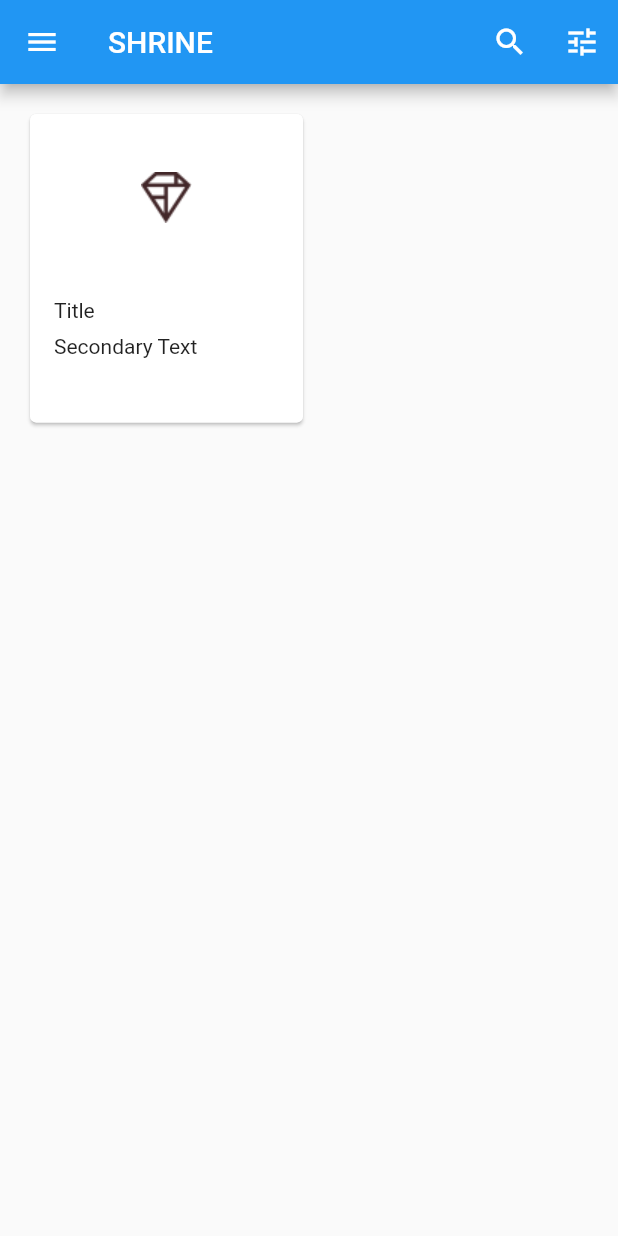
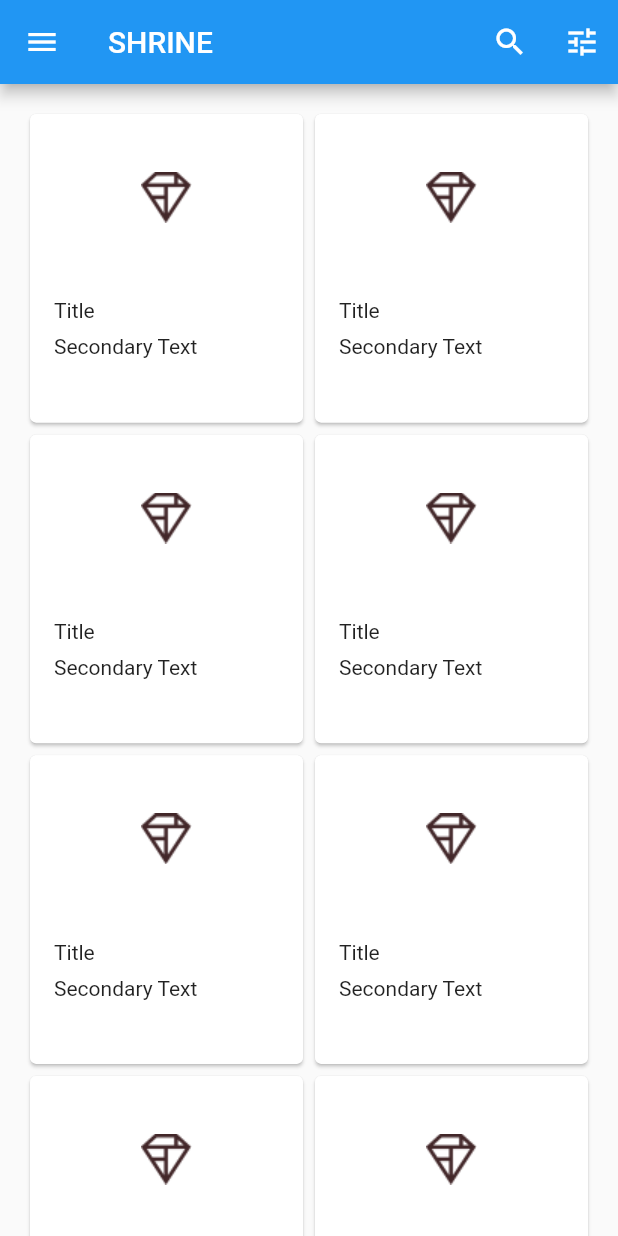
Before and after one commit to kaustavr19/ShrineApp_Material_Components_MDC_BasicsFlutter_GDpath, a Flutter app: the HomePage screen opened directly, on a phone screen of 412 x 824 dp. Run offline on Flutter 3.47's test engine with Material 2 defaults, Android fonts, the light colour scheme and no system bars.

Commit message:
MDC-102 multiplied card into collection

```diff
--- a/lib/home.dart
+++ b/lib/home.dart
@@ -2,6 +2,37 @@ import 'package:flutter/material.dart';
 
 class HomePage extends StatelessWidget {
   @override
+  List<Card> _buildGridCards(int count) {
+    List<Card> cards = List.generate(
+        count,
+        (int index) => Card(
+              clipBehavior: Clip.antiAlias,
+              child: Column(
+                crossAxisAlignment: CrossAxisAlignment.start,
+                children: <Widget>[
+                  AspectRatio(
+                    aspectRatio: 18.0 / 11.0,
+                    child: Image.asset('assets/diamond.png'),
+                  ),
+                  Padding(
+                    padding: EdgeInsets.fromLTRB(16.0, 12.0, 16.0, 8.0),
+                    child: Column(
+                      crossAxisAlignment: CrossAxisAlignment.start,
+                      children: <Widget>[
+                        Text('Title'),
+                        SizedBox(
+                          height: 8.0,
+                        ),
+                        Text('Secondary Text'),
+                      ],
+                    ),
+                  ),
+                ],
+              ),
+            ));
+    return cards;
+  }
+
   Widget build(BuildContext context) {
     return Scaffold(
       appBar: AppBar(
@@ -37,37 +68,11 @@ class HomePage extends StatelessWidget {
         ),
       ),
       body: GridView.count(
-        crossAxisCount: 2,
-        padding: EdgeInsets.all(16.0),
-        childAspectRatio: 8.0 / 9.0,
-        children: <Widget>[
-          Card(
-            clipBehavior: Clip.antiAlias,
-            child: Column(
-              crossAxisAlignment: CrossAxisAlignment.start,
-              children: <Widget>[
-                AspectRatio(
-                  aspectRatio: 18.0 / 11.0,
-                  child: Image.asset('assets/diamond.png'),
-                ),
-                Padding(
-                  padding: EdgeInsets.fromLTRB(16.0, 12.0, 16.0, 8.0),
-                  child: Column(
-                    crossAxisAlignment: CrossAxisAlignment.start,
-                    children: <Widget>[
-                      Text('Title'),
-                      SizedBox(
-                        height: 8.0,
-                      ),
-                      Text('Secondary Text'),
-                    ],
-                  ),
-                ),
-              ],
-            ),
+          crossAxisCount: 2,
+          padding: EdgeInsets.all(16.0),
+          childAspectRatio: 8.0 / 9.0,
+          children: _buildGridCards(10) // Replace
           ),
-        ],
-      ),
       resizeToAvoidBottomInset: false,
     );
   }
```
